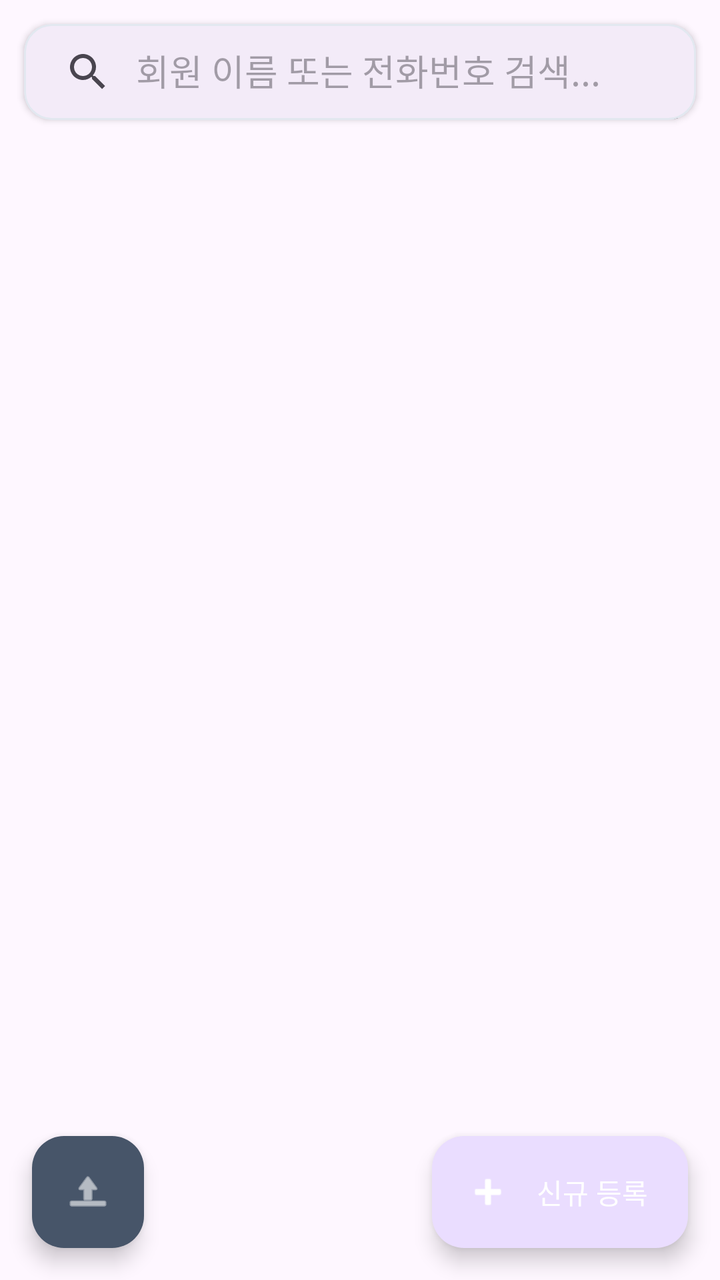
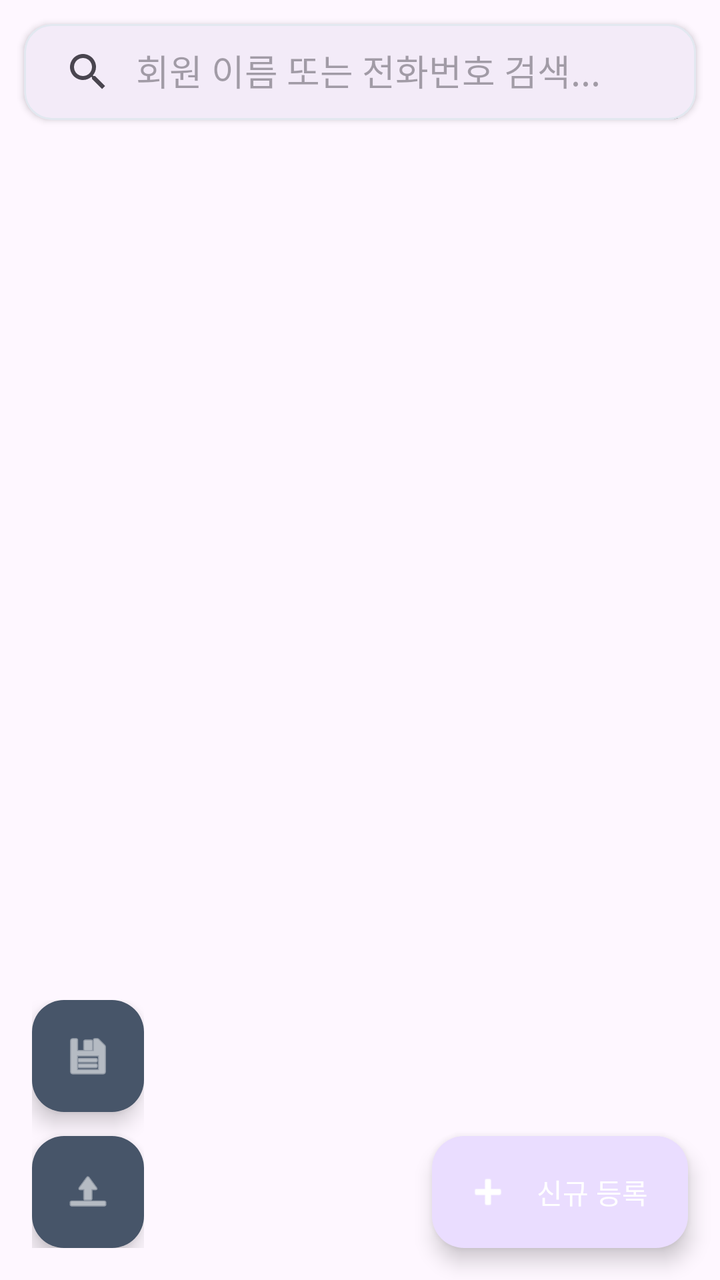

Screens rendered from an Android XML layout before and after an edit, with the pre-edit source and the edit as a unified diff.
<!-- AndroidManifest.xml: application theme Theme.BowlingDrilling -->
<!-- res/layout/activity_main.xml -->
<androidx.coordinatorlayout.widget.CoordinatorLayout xmlns:android="http://schemas.android.com/apk/res/android"
xmlns:app="http://schemas.android.com/apk/res-auto"
android:layout_width="match_parent"
android:layout_height="match_parent"
android:background="?android:attr/colorBackground">

<LinearLayout
    android:layout_width="match_parent"
    android:layout_height="match_parent"
    android:orientation="vertical">

    
    <com.google.android.material.card.MaterialCardView
        android:layout_width="match_parent"
        android:layout_height="wrap_content"
        android:layout_margin="12dp"
        app:cardCornerRadius="14dp"
        app:cardElevation="2dp"
        app:strokeWidth="1dp"
        app:strokeColor="#E2E8F0">

        <androidx.appcompat.widget.SearchView
            android:id="@+id/searchView"
            android:layout_width="match_parent"
            android:layout_height="wrap_content"
            android:background="@android:color/transparent"
            app:iconifiedByDefault="false"
            app:queryHint="회원 이름 또는 전화번호 검색..." />
    </com.google.android.material.card.MaterialCardView>

    
    
    <androidx.recyclerview.widget.RecyclerView
        android:id="@+id/recyclerView"
        android:layout_width="match_parent"
        android:layout_height="0dp"
        android:layout_weight="1"
        android:clipToPadding="false"
        android:paddingHorizontal="12dp"
        android:paddingBottom="80dp" />

</LinearLayout>



<com.google.android.material.floatingactionbutton.FloatingActionButton
    android:id="@+id/fabImport"
    android:layout_width="wrap_content"
    android:layout_height="wrap_content"
    android:layout_gravity="bottom|start"
    android:layout_margin="16dp"
    android:contentDescription="데이터 가져오기"
    android:src="@android:drawable/ic_menu_upload"
    app:backgroundTint="#475569"
    app:fabSize="normal"
    app:tint="@android:color/white" />


<com.google.android.material.floatingactionbutton.ExtendedFloatingActionButton
    android:id="@+id/fabAdd"
    android:layout_width="wrap_content"
    android:layout_height="wrap_content"
    android:layout_gravity="bottom|end"
    android:layout_margin="16dp"
    android:contentDescription="신규 회원 추가"
    android:text="신규 등록"
    android:textColor="@android:color/white"
    app:icon="@android:drawable/ic_input_add"
    app:iconTint="@android:color/white" />


</androidx.coordinatorlayout.widget.CoordinatorLayout>
<!-- resources referenced by this layout -->
<resources>
  <style name="Theme.BowlingDrilling" parent="Theme.Material3.DayNight.NoActionBar" />
</resources>

<!-- the commit's change to res/layout/activity_main.xml (unified diff, before → after) -->
@@ -37,23 +37,40 @@
         android:layout_weight="1"
         android:clipToPadding="false"
         android:paddingHorizontal="12dp"
-        android:paddingBottom="80dp" />
+        android:paddingBottom="140dp" />
 
 </LinearLayout>
 
 
 
-<com.google.android.material.floatingactionbutton.FloatingActionButton
-    android:id="@+id/fabImport"
+<LinearLayout
     android:layout_width="wrap_content"
     android:layout_height="wrap_content"
     android:layout_gravity="bottom|start"
     android:layout_margin="16dp"
-    android:contentDescription="데이터 가져오기"
-    android:src="@android:drawable/ic_menu_upload"
-    app:backgroundTint="#475569"
-    app:fabSize="normal"
-    app:tint="@android:color/white" />
+    android:orientation="vertical">
+
+    <com.google.android.material.floatingactionbutton.FloatingActionButton
+        android:id="@+id/fabExport"
+        android:layout_width="wrap_content"
+        android:layout_height="wrap_content"
+        android:layout_marginBottom="12dp"
+        android:contentDescription="엑셀로 내보내기"
+        android:src="@android:drawable/ic_menu_save"
+        app:backgroundTint="#475569"
+        app:fabSize="normal"
+        app:tint="@android:color/white" />
+
+    <com.google.android.material.floatingactionbutton.FloatingActionButton
+        android:id="@+id/fabImport"
+        android:layout_width="wrap_content"
+        android:layout_height="wrap_content"
+        android:contentDescription="엑셀에서 가져오기"
+        android:src="@android:drawable/ic_menu_upload"
+        app:backgroundTint="#475569"
+        app:fabSize="normal"
+        app:tint="@android:color/white" />
+</LinearLayout>
 
 
 <com.google.android.material.floatingactionbutton.ExtendedFloatingActionButton
